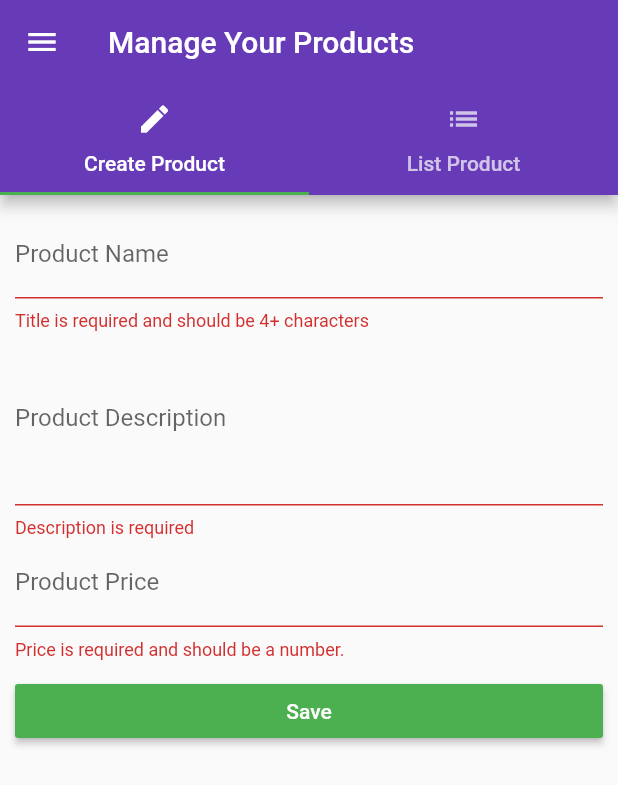
After one commit to atulvidyarthi29/Products-Manager, a Flutter app: the ProductAdminPage screen opened by its route, after a tap on "Save", on a phone screen of 412 x 824 dp. The commit adds this screen. Shown: the top 785 px of the screen. Run offline on Flutter 3.47's test engine with Material 2 defaults, Android fonts, the phone set to English and light mode, and no system bars.

Commit message:
Product Model added

```diff
--- /dev/null
+++ b/flutter_course/lib/helpers/ensure_visible.dart
@@ -0,0 +1,86 @@
+import 'dart:async';
+
+import 'package:flutter/rendering.dart';
+import 'package:flutter/widgets.dart';
+import 'package:meta/meta.dart';
+
+class EnsureVisibleWhenFocused extends StatefulWidget {
+  const EnsureVisibleWhenFocused({
+    Key key,
+    @required this.child,
+    @required this.focusNode,
+    this.curve: Curves.ease,
+    this.duration: const Duration(milliseconds: 100),
+  }) : super(key: key);
+
+  /// The node we will monitor to determine if the child is focused
+  final FocusNode focusNode;
+
+  /// The child widget that we are wrapping
+  final Widget child;
+
+  /// The curve we will use to scroll ourselves into view.
+  ///
+  /// Defaults to Curves.ease.
+  final Curve curve;
+
+  /// The duration we will use to scroll ourselves into view
+  ///
+  /// Defaults to 100 milliseconds.
+  final Duration duration;
+
+  EnsureVisibleWhenFocusedState createState() => new EnsureVisibleWhenFocusedState();
+}
+
+class EnsureVisibleWhenFocusedState extends State<EnsureVisibleWhenFocused> {
+  @override
+  void initState() {
+    super.initState();
+    widget.focusNode.addListener(_ensureVisible);
+  }
+
+  @override
+  void dispose() {
+    super.dispose();
+    widget.focusNode.removeListener(_ensureVisible);
+  }
+
+  Future<Null> _ensureVisible() async {
+    // Wait for the keyboard to come into view
+    // TODO: position doesn't seem to notify listeners when metrics change,
+    // perhaps a NotificationListener around the scrollable could avoid
+    // the need insert a delay here.
+    await Future.delayed(const Duration(milliseconds: 300));
+
+    if (!widget.focusNode.hasFocus)
+      return;
+
+    final RenderObject object = context.findRenderObject();
+    final RenderAbstractViewport viewport = RenderAbstractViewport.of(object);
+    assert(viewport != null);
+
+    ScrollableState scrollableState = Scrollable.of(context);
+    assert(scrollableState != null);
+
+    ScrollPosition position = scrollableState.position;
+    double alignment;
+    if (position.pixels > viewport.getOffsetToReveal(object, 0.0)) {
+      // Move down to the top of the viewport
+      alignment = 0.0;
+    } else if (position.pixels < viewport.getOffsetToReveal(object, 1.0)) {
+      // Move up to the bottom of the viewport
+      alignment = 1.0;
+    } else {
+      // No scrolling is necessary to reveal the child
+      return;
+    }
+    position.ensureVisible(
+      object,
+      alignment: alignment,
+      duration: widget.duration,
+      curve: widget.curve,
+    );
+  }
+
+  Widget build(BuildContext context) => widget.child;
+}
--- a/flutter_course/lib/main.dart
+++ b/flutter_course/lib/main.dart
@@ -4,6 +4,8 @@ import 'package:flutter_course/pages/auth.dart';
 import 'package:flutter_course/pages/home.dart';
 import 'package:flutter_course/pages/product_admin.dart';
 import 'package:flutter_course/pages/product_page.dart';
+
+import 'models/product.dart';
 
 void main() {
   // debugPaintSizeEnabled = true;
@@ -20,9 +22,9 @@ class MyApp extends StatefulWidget {
 }
 
 class _MyAppState extends State<MyApp> {
-  List<Map<String, dynamic>> _products = [];
+  List<Product> _products = [];
 
-  void _addProduct(Map<String, dynamic> prod) {
+  void _addProduct(Product prod) {
     setState(() {
       _products.add(prod);
     });
@@ -31,6 +33,12 @@ class _MyAppState extends State<MyApp> {
   void _deleteProduct(int index) {
     setState(() {
       _products.removeAt(index);
+    });
+  }
+
+  void _updateProduct(int index, Product product) {
+    setState(() {
+      _products[index] = product;
     });
   }
 
@@ -44,8 +52,8 @@ class _MyAppState extends State<MyApp> {
       routes: {
         '/': (BuildContext context) => AuthPage(),
         '/products': (BuildContext context) => HomePage(_products),
-        '/admin': (BuildContext context) =>
-            ProductAdminPage(_addProduct, _deleteProduct),
+        '/admin': (BuildContext context) => ProductAdminPage(
+            _addProduct, _deleteProduct, _updateProduct, _products),
       },
       onGenerateRoute: (RouteSettings settings) {
         final List<String> path = settings.name.split('/');
@@ -56,9 +64,10 @@ class _MyAppState extends State<MyApp> {
           final int index = int.parse(path[2]);
           return MaterialPageRoute<bool>(
               builder: (BuildContext context) => ProductPage(
-                  _products[index]['title'],
-                  _products[index]['image'],
-                  _products[index]['price']));
+                  _products[index].title,
+                  _products[index].image,
+                  _products[index].price,
+                  _products[index].description));
         }
         return null;
       },
--- /dev/null
+++ b/flutter_course/lib/models/product.dart
@@ -0,0 +1,14 @@
+import 'package:meta/meta.dart';
+
+class Product {
+  final String title;
+  final String description;
+  final double price;
+  final String image;
+
+  Product(
+      {@required this.title,
+      @required this.description,
+      @required this.price,
+      @required this.image});
+}
--- a/flutter_course/lib/pages/home.dart
+++ b/flutter_course/lib/pages/home.dart
@@ -1,8 +1,9 @@
 import 'package:flutter/material.dart';
+import 'package:flutter_course/models/product.dart';
 import 'package:flutter_course/widgets/products/products.dart';
 
 class HomePage extends StatelessWidget {
-  final List<Map<String, dynamic>> products;
+  final List<Product> products;
 
   HomePage(this.products);
 
--- a/flutter_course/lib/pages/product_admin.dart
+++ b/flutter_course/lib/pages/product_admin.dart
@@ -1,12 +1,16 @@
 import 'package:flutter/material.dart';
-import 'package:flutter_course/pages/create_product.dart';
+import 'package:flutter_course/models/product.dart';
+import 'package:flutter_course/pages/product_edit.dart';
 import 'list_product.dart';
 
 class ProductAdminPage extends StatelessWidget {
   final Function addProduct;
+  final Function updateProduct;
   final Function deleteProduct;
+  final List<Product> products;
 
-  ProductAdminPage(this.addProduct, this.deleteProduct);
+  ProductAdminPage(
+      this.addProduct, this.deleteProduct, this.updateProduct, this.products);
 
   Widget _buildSideDrawer(BuildContext context) {
     return Drawer(
@@ -50,7 +54,10 @@ class ProductAdminPage extends StatelessWidget {
             ),
           ),
           body: TabBarView(
-            children: <Widget>[CreateProduct(addProduct), ListProduct()],
+            children: <Widget>[
+              ProductEditPage(addProduct: addProduct),
+              ListProduct(products,updateProduct,deleteProduct)
+            ],
           )),
     );
   }
--- /dev/null
+++ b/flutter_course/lib/pages/product_edit.dart
@@ -0,0 +1,166 @@
+import 'package:flutter/material.dart';
+import 'package:flutter_course/helpers/ensure_visible.dart';
+import 'package:flutter_course/models/product.dart';
+
+class ProductEditPage extends StatefulWidget {
+  final Function addProduct;
+  final Function updateProduct;
+  final Product product;
+  final int index;
+
+  ProductEditPage(
+      {this.addProduct, this.product, this.updateProduct, this.index});
+
+  @override
+  State<StatefulWidget> createState() {
+    return _ProductEditPageState();
+  }
+}
+
+class _ProductEditPageState extends State<ProductEditPage> {
+  final Map<String, dynamic> _formdata = {
+    'title': null,
+    'description': null,
+    'price': null,
+    'image': 'assets/food.jpg',
+  };
+  final GlobalKey<FormState> _formkey = GlobalKey<FormState>();
+  final _titleFocusNode = FocusNode();
+  final _descriptionFocusNode = FocusNode();
+  final _priceFocusNode = FocusNode();
+
+  void _submitform() {
+    if (!_formkey.currentState.validate()) return;
+    _formkey.currentState.save();
+
+    if (widget.product == null)
+      widget.addProduct(Product(
+        title: _formdata['title'],
+        description: _formdata['description'],
+        price: _formdata['price'],
+        image: _formdata['image'],
+      ));
+    else {
+      print(widget.product.title);
+      widget.updateProduct(
+          widget.index,
+          Product(
+            title: _formdata['title'],
+            description: _formdata['description'],
+            price: _formdata['price'],
+            image: _formdata['image'],
+          ));
+    }
+
+    Navigator.pushReplacementNamed(context, '/products');
+  }
+
+  Widget _buildTitleTextField() {
+    return EnsureVisibleWhenFocused(
+      focusNode: _titleFocusNode,
+      child: TextFormField(
+        focusNode: _titleFocusNode,
+        decoration: InputDecoration(labelText: "Product Name"),
+        initialValue: widget.product == null ? '' : widget.product.title,
+        validator: (String value) {
+          if (value.isEmpty || value.length < 4) {
+            return "Title is required and should be 4+ characters";
+          }
+        },
+        onSaved: (String value) {
+          _formdata['title'] = value;
+        },
+      ),
+    );
+  }
+
+  Widget _buildDescriptionTextField() {
+    return EnsureVisibleWhenFocused(
+      focusNode: _descriptionFocusNode,
+      child: TextFormField(
+        focusNode: _descriptionFocusNode,
+        decoration: InputDecoration(labelText: "Product Description"),
+        initialValue: widget.product == null ? '' : widget.product.description,
+        maxLines: 4,
+        validator: (String value) {
+          if (value.isEmpty) {
+            return "Description is required";
+          }
+        },
+        onSaved: (String value) {
+          _formdata['description'] = value;
+        },
+      ),
+    );
+  }
+
+  Widget _buildPriceTextField() {
+    return EnsureVisibleWhenFocused(
+      focusNode: _priceFocusNode,
+      child: TextFormField(
+        focusNode: _priceFocusNode,
+        decoration: InputDecoration(labelText: "Product Price"),
+        keyboardType: TextInputType.number,
+        initialValue:
+            widget.product == null ? '' : widget.product.price.toString(),
+        validator: (String value) {
+          if (value.isEmpty ||
+              !RegExp(r'^(?:[1-9]\d*|0)?(?:\.\d+)?$').hasMatch(value)) {
+            return "Price is required and should be a number.";
+          }
+        },
+        onSaved: (String value) {
+          _formdata['price'] = double.parse(value);
+        },
+      ),
+    );
+  }
+
+  Widget _buildProductContent(BuildContext context) {
+    double devWidth = MediaQuery.of(context).size.width;
+    double targetWidth = (devWidth > 568.0) ? devWidth * 0.95 : devWidth;
+    double targetPadding = devWidth - targetWidth;
+    return GestureDetector(
+      onTap: () {
+        FocusScope.of(context).requestFocus(FocusNode());
+      },
+      child: Container(
+        margin: EdgeInsets.all(10.0),
+        child: Form(
+          key: _formkey,
+          child: ListView(
+            padding: EdgeInsets.symmetric(
+              horizontal: targetPadding,
+            ),
+            children: <Widget>[
+              _buildTitleTextField(),
+              _buildDescriptionTextField(),
+              _buildPriceTextField(),
+              SizedBox(height: 10.0),
+              RaisedButton(
+                textColor: Colors.white,
+                child: Text("Save"),
+                onPressed: _submitform,
+              )
+            ],
+          ),
+        ),
+      ),
+    );
+  }
+
+  @override
+  Widget build(BuildContext context) {
+    Widget productContent = _buildProductContent(context);
+    return widget.product == null
+        ? productContent
+        : Scaffold(
+            appBar: AppBar(
+              title: Text(
+                'Edit Product',
+              ),
+            ),
+            body: productContent,
+          );
+  }
+}
--- a/flutter_course/lib/pages/product_page.dart
+++ b/flutter_course/lib/pages/product_page.dart
@@ -6,9 +6,10 @@ import 'package:flutter_course/widgets/ui_elements/title_default.dart';
 class ProductPage extends StatelessWidget {
   final String title;
   final String imageurl;
+  final String description;
   final double price;
 
-  ProductPage(this.title, this.imageurl, this.price);
+  ProductPage(this.title, this.imageurl, this.price, this.description);
 
   Widget _buildAddressPriceRow() {
     return Row(
--- a/flutter_course/lib/widgets/products/product_card.dart
+++ b/flutter_course/lib/widgets/products/product_card.dart
@@ -1,10 +1,11 @@
 import 'package:flutter/material.dart';
+import 'package:flutter_course/models/product.dart';
 import 'package:flutter_course/widgets/products/address_tag.dart';
 import 'package:flutter_course/widgets/products/price_tag.dart';
 import 'package:flutter_course/widgets/ui_elements/title_default.dart';
 
 class ProductCard extends StatelessWidget {
-  final Map<String, dynamic> product;
+  final Product product;
   final int index;
 
   ProductCard(this.product, this.index);
@@ -15,9 +16,9 @@ class ProductCard extends StatelessWidget {
       child: Row(
         mainAxisAlignment: MainAxisAlignment.center,
         children: <Widget>[
-          TitleDefault(product['title']),
+          TitleDefault(product.title),
           SizedBox(width: 8.0),
-          PriceTag(product['price'])
+          PriceTag(product.price)
         ],
       ),
     );
@@ -49,7 +50,7 @@ class ProductCard extends StatelessWidget {
     return Card(
       child: Column(
         children: <Widget>[
-          Image.asset(product['image']),
+          Image.asset(product.image),
           _buildTitlePrice(),
           AddressTag("Union Square, San Francisco"),
           _buildButtonBar(context),
--- a/flutter_course/lib/widgets/products/products.dart
+++ b/flutter_course/lib/widgets/products/products.dart
@@ -1,8 +1,9 @@
 import 'package:flutter/material.dart';
+import 'package:flutter_course/models/product.dart';
 import 'package:flutter_course/widgets/products/product_card.dart';
 
 class Products extends StatelessWidget {
-  final List<Map<String, dynamic>> products;
+  final List<Product> products;
 
   Products(this.products);
 
--- a/flutter_course/pubspec.yaml
+++ b/flutter_course/pubspec.yaml
@@ -23,6 +23,7 @@ dependencies:
   # The following adds the Cupertino Icons font to your application.
   # Use with the CupertinoIcons class for iOS style icons.
   cupertino_icons: ^0.1.2
+  scoped_model: ^1.0.1
 
 dev_dependencies:
   flutter_test:
```
Also changed, not shown: flutter_course/lib/pages/auth.dart (+39 -18 lines), flutter_course/lib/pages/create_product.dart (deleted, +0 -108 lines), flutter_course/lib/pages/list_product.dart (+52 -2 lines), flutter_course/pubspec.lock.
